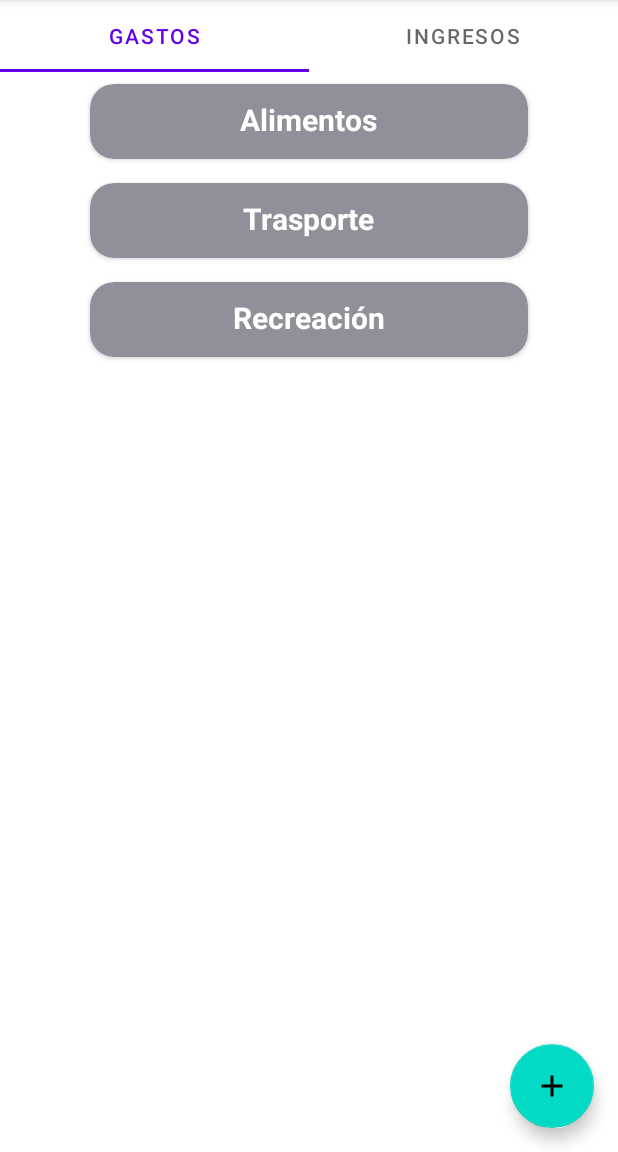
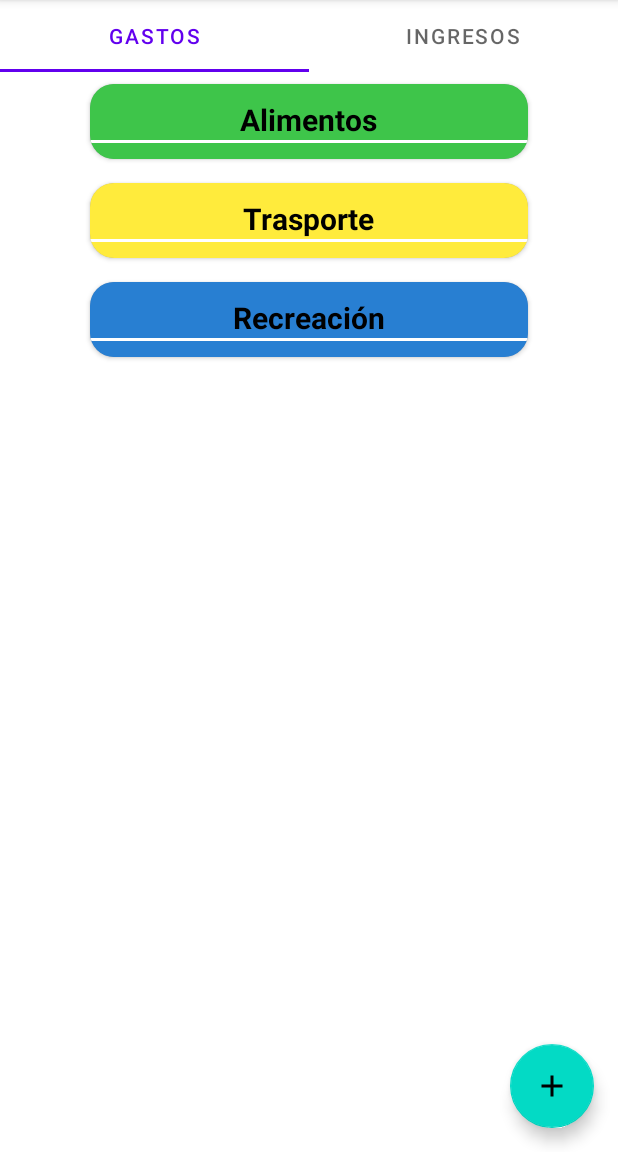
Before and after one commit to spoleschi/GestionGastos, an Android app: the fragment CategoriaFragment shown on its own in the app's theme, on a phone screen of 412 x 824 dp, the part 84-1236 px from its top. Run offline under Robolectric (Android 15) with nearby library versions, the phone set to English and light mode, and no system bars.

Commit message:
Asigno color a items de cat dinámicamente con el color de la instacia cat

```diff
--- a/app/src/main/java/com/example/myapplication4/adapters/CategoriesAdapter.kt
+++ b/app/src/main/java/com/example/myapplication4/adapters/CategoriesAdapter.kt
@@ -21,6 +21,7 @@ class CategoriesAdapter(private val categories:List<Categoria>)
     override fun getItemCount() = categories.size
 
     override fun onBindViewHolder(holder: CategoriesViewHolder, position: Int) {
-        holder.render(categories[position])
+//        holder.render(categories[position])
+        holder.render(categories[position], holder.itemView)
     }
 }
--- a/app/src/main/java/com/example/myapplication4/ui/categoria/CategoriaFragment.kt
+++ b/app/src/main/java/com/example/myapplication4/ui/categoria/CategoriaFragment.kt
@@ -1,5 +1,6 @@
 package com.example.myapplication4.ui.categoria
 
+import android.content.Intent
 import android.os.Bundle
 import android.view.LayoutInflater
 import android.view.View
@@ -10,6 +11,7 @@ import androidx.lifecycle.ViewModelProvider
 import androidx.recyclerview.widget.LinearLayoutManager
 import androidx.recyclerview.widget.RecyclerView
 import com.example.myapplication4.Clases.Categoria
+import com.example.myapplication4.WelcomeActivity
 import com.example.myapplication4.adapters.CategoriesAdapter
 import com.example.myapplication4.databinding.FragmentCategoriaBinding
 import com.google.android.material.tabs.TabLayout
@@ -20,19 +22,19 @@ class CategoriaFragment : Fragment() {
         Categoria(
             "Alimentos",
             "",
-            "Verde",
+            "3ec54a",
             "Gasto"
         ),
         Categoria(
             "Trasporte",
             "",
-            "Amarillo",
+            "ffeb3c",
             "Gasto"
         ),
         Categoria(
             "Recreación",
             "",
-            "Azul",
+            "287fd2",
             "Gasto"
         )
     )
@@ -58,6 +60,7 @@ class CategoriaFragment : Fragment() {
         }
 
         // Setup RecyclerView
+
         val recyclerView = binding!!.recyclerView // Access using !! after null check
         categoriesAdapter = CategoriesAdapter(categories)
         recyclerView.layoutManager = LinearLayoutManager(recyclerView.context)
--- a/app/src/main/java/com/example/myapplication4/ui/home/HomeFragment.kt
+++ b/app/src/main/java/com/example/myapplication4/ui/home/HomeFragment.kt
@@ -22,19 +22,19 @@ class HomeFragment : Fragment() {
         Categoria(
             "Alimentos",
             "",
-            "Verde",
+            "3ec54a",
             "Gasto"
         ),
         Categoria(
             "Trasporte",
             "",
-            "Amarillo",
+            "ffeb3c",
             "Gasto"
         ),
         Categoria(
             "Recreación",
             "",
-            "Azul",
+            "287fd2",
             "Gasto"
         )
     )
--- a/app/src/main/java/com/example/myapplication4/viewHolders/CategoriesViewHolder.kt
+++ b/app/src/main/java/com/example/myapplication4/viewHolders/CategoriesViewHolder.kt
@@ -1,17 +1,57 @@
 package com.example.myapplication4.viewHolders
 
+import android.graphics.Color
 import android.view.View
 import android.widget.TextView
 import androidx.recyclerview.widget.RecyclerView
 import com.example.myapplication4.Clases.Categoria
 import com.example.myapplication4.R
 
-class CategoriesViewHolder(view: View): RecyclerView.ViewHolder(view) {
+//class CategoriesViewHolder(view: View): RecyclerView.ViewHolder(view) {
+//
+//    private val tvCategoryName:TextView = view.findViewById(R.id.tvCategoryName)
+//    private val divider:View = view.findViewById(R.id.divider)
+//    fun render(categoria: Categoria){
+//        tvCategoryName.text = categoria.nombre
+////        divider.background =
+//    }
+//}
 
-    private val tvCategoryName:TextView = view.findViewById(R.id.tvCategoryName)
-    private val divider:View = view.findViewById(R.id.divider)
-    fun render(categoria: Categoria){
+
+
+//    class CategoriesViewHolder(view: View): RecyclerView.ViewHolder(view) {
+//
+//        private val tvCategoryName: TextView = view.findViewById(R.id.tvCategoryName)
+//        private val divider: View = view.findViewById(R.id.divider)
+//
+//        fun render(categoria: Categoria, view: View) {
+//            tvCategoryName.text = categoria.nombre
+//
+//            // Get the desired color (replace with your desired color resource ID)
+//            val colorResourceId = R.color.purple_500
+//            val context = view.context
+//
+//            // Apply the color to the divider background
+//            divider.setBackgroundColor(context.resources.getColor(colorResourceId))
+//        }
+//    }
+
+class CategoriesViewHolder(view: View) : RecyclerView.ViewHolder(view) {
+
+    private val tvCategoryName: TextView = view.findViewById(R.id.tvCategoryName)
+    private val divider: View = view.findViewById(R.id.divider)
+    private val itemLayout: View = view.findViewById(R.id.itemLayout)
+
+    fun render(categoria: Categoria, view: View) {
         tvCategoryName.text = categoria.nombre
+
+        // Obtener el color hexadecimal de la categoría
+        val hexColor = categoria.color // Suponiendo que tienes un atributo colorHexadecimal en Categoria
+
+        // Convertir el color hexadecimal a un entero
+        val colorInt = Color.parseColor("#$hexColor")
+
+        // Aplicar el color al divider
+        itemLayout.setBackgroundColor((colorInt))
     }
-
 }
--- a/app/src/main/res/layout/item_category.xml
+++ b/app/src/main/res/layout/item_category.xml
@@ -11,6 +11,7 @@
     app:cardBackgroundColor="@color/material_dynamic_neutral_variant60">
 
     <LinearLayout
+        android:id="@+id/itemLayout"
         android:layout_width="match_parent"
         android:layout_height="match_parent"
         android:gravity="center"
@@ -21,7 +22,7 @@
             android:layout_width="wrap_content"
             android:layout_height="wrap_content"
             tools:text="Prueba"
-            android:textColor="@color/white"
+            android:textColor="@color/black"
             android:textStyle="bold"
             android:textSize="20sp">
         </TextView>
@@ -29,7 +30,7 @@
         <View
             android:id="@+id/divider"
             android:layout_width="match_parent"
-            tools:background="@color/white"
+            android:background="@color/white"
             android:layout_height="2dp"/>
 
     </LinearLayout>
```
